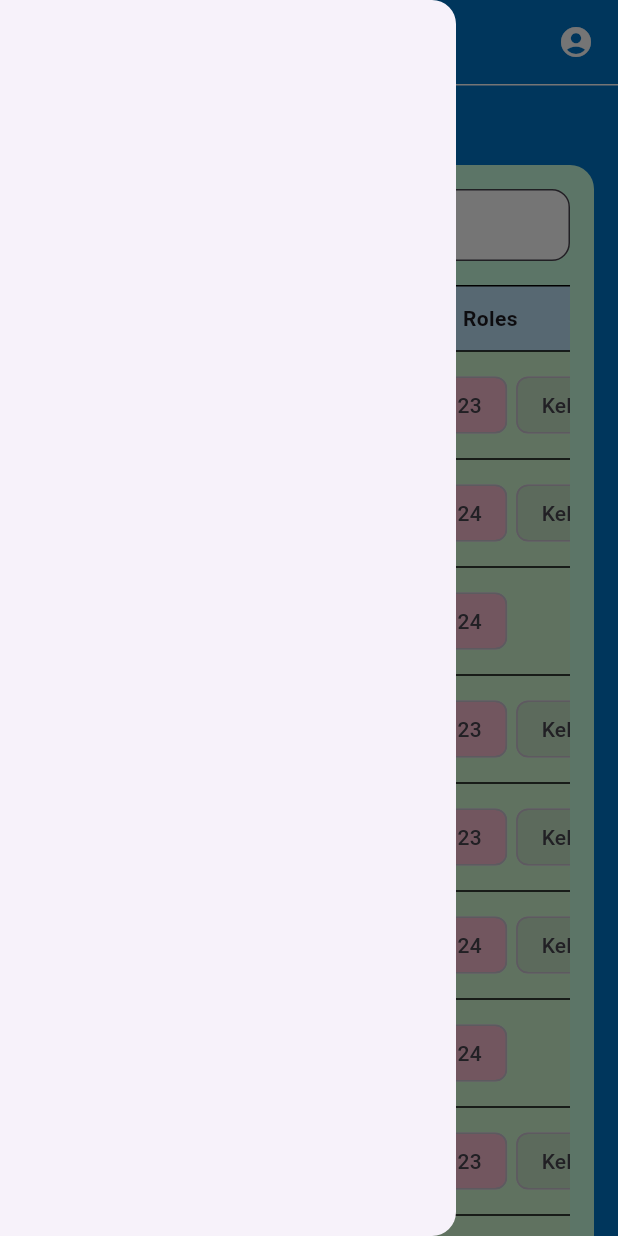
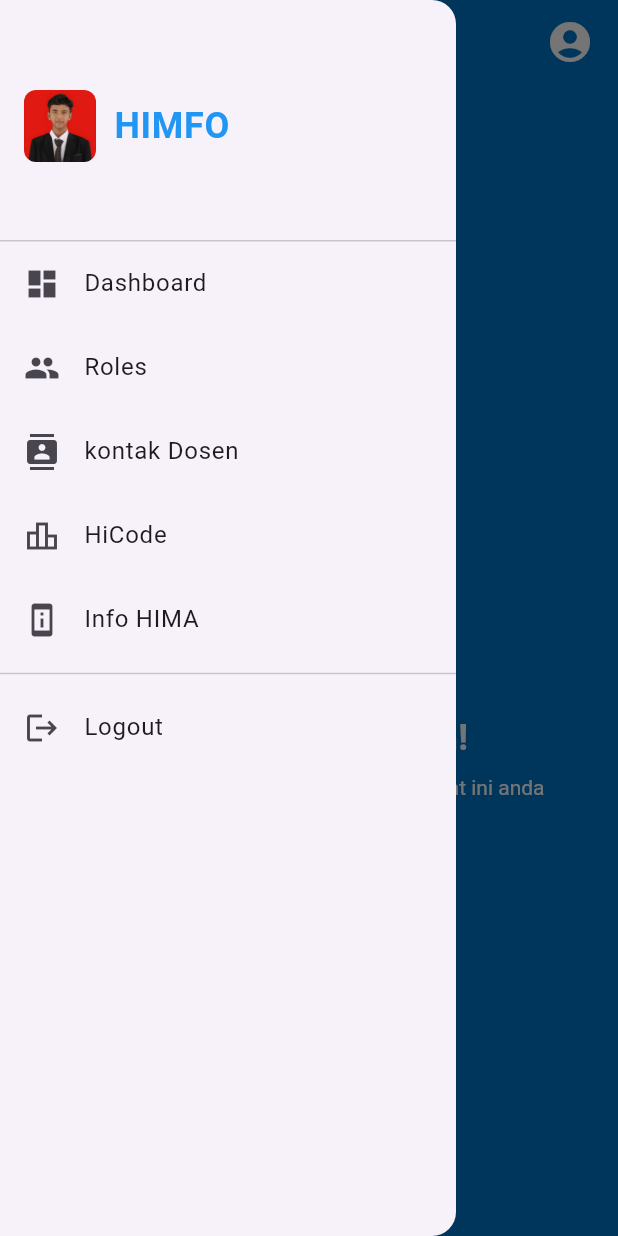
Before and after one commit to RnD-HIMTIKA/himtika-mobile-information, a Flutter app: the screen it shows after launch, with the side drawer open, on a phone screen of 412 x 824 dp. Run offline on Flutter 3.47's test engine with Material 3 defaults, Android fonts, the phone set to English and light mode, and no system bars; our stand-ins replace equatable, flutter_bloc, supabase_flutter; accounts and stored records are empty.

Commit message:
membuat pages siderbar, dashboard dan memperbaiki serta menambahkan animasi di pages roles

```diff
--- /dev/null
+++ b/lib/features/AdminPanel/presentation/pages/dashboard.dart
@@ -0,0 +1,78 @@
+import 'package:flutter/material.dart';
+import 'sidebar.dart';
+
+class Dashboard extends StatefulWidget {
+  const Dashboard({super.key});
+
+  @override
+  State<Dashboard> createState() => _DashboardState();
+}
+
+class _DashboardState extends State<Dashboard> {
+  String userName = 'Ferdi Yansah';
+  String userRole = 'RnD';
+
+  @override
+  Widget build(BuildContext context) {
+    return Scaffold(
+      backgroundColor: const Color(0xFF0175C8),
+      drawer: const Sidebar(),
+      appBar: AppBar(
+        backgroundColor: const Color(0xFF0175C8),
+        foregroundColor: Colors.white,
+        centerTitle: true,
+        title: const Text('Dashboard'),
+        actions: const [
+          Padding(
+            padding: EdgeInsets.only(right: 16),
+            child: Icon(Icons.account_circle, size: 32),
+          ),
+        ],
+      ),
+      body: Center(
+        child: SingleChildScrollView(
+          padding: const EdgeInsets.all(24),
+          child: Column(
+            mainAxisAlignment: MainAxisAlignment.center,
+            children: [
+              const CircleAvatar(
+                radius: 60,
+                backgroundColor: Colors.white,
+                child: Icon(Icons.person, size: 64, color: Colors.black45),
+              ),
+              const SizedBox(height: 24),
+              Text(
+                'Halo, $userName!',
+                style: const TextStyle(
+                  fontSize: 24,
+                  color: Colors.white,
+                  fontWeight: FontWeight.bold,
+                ),
+              ),
+              const SizedBox(height: 8),
+              RichText(
+                textAlign: TextAlign.center,
+                text: TextSpan(
+                  style: const TextStyle(color: Colors.white, fontSize: 14),
+                  children: [
+                    const TextSpan(text: 'Selamat datang di '),
+                    const TextSpan(
+                      text: 'Dashboard Admin',
+                      style: TextStyle(fontWeight: FontWeight.bold),
+                    ),
+                    const TextSpan(text: ', saat ini anda memiliki roles '),
+                    TextSpan(
+                      text: '$userRole!',
+                      style: const TextStyle(
+                          fontWeight: FontWeight.bold, color: Colors.white),
+                    ),
+                  ],
+                ),
+              ),
+            ],
+          ),
+        ),
+      ),
+    );
+  }
+}
--- a/lib/features/AdminPanel/presentation/pages/roles_page.dart
+++ b/lib/features/AdminPanel/presentation/pages/roles_page.dart
@@ -1,4 +1,5 @@
 import 'package:flutter/material.dart';
+import 'sidebar.dart';
 
 class RolesPage extends StatefulWidget {
   const RolesPage({super.key});
@@ -7,17 +8,43 @@ class RolesPage extends StatefulWidget {
   State<RolesPage> createState() => _RolesPageState();
 }
 
-class _RolesPageState extends State<RolesPage> {
+class _RolesPageState extends State<RolesPage> with SingleTickerProviderStateMixin {
+  late AnimationController _controller;
+  late Animation<double> _fade;
+
+  @override
+  void initState() {
+    super.initState();
+    _controller = AnimationController(
+      vsync: this,
+      duration: const Duration(milliseconds: 600),
+    );
+
+    _fade = CurvedAnimation(
+      parent: _controller,
+      curve: Curves.easeIn,
+    );
+
+    _controller.forward();
+  }
+
+  @override
+  void dispose() {
+    _controller.dispose();
+    super.dispose();
+  }
+
+
   String searchQuery = '';
 
   // Dummy data
-  final List<Map<String, dynamic>> dummyRoles = List.generate(10, (index) {
+  final List<Map<String, dynamic>> dummyRoles = List.generate(5, (index) {
     final usernames = ['Mishiee', 'Adriane', 'Pierro', 'Panjul', 'Menrey'];
     final roleGroups = [
       ['Angkatan 23', 'Kelas E'],
-      ['Angkatan 24', 'Kelas F', 'Sekretaris'],
-      ['Angkatan 24'],
-      ['Angkatan 23', 'Kelas F'],
+      ['Angkatan 24', 'Kelas F', 'Sekretaris', 'Sekpel'],
+      ['Angkatan 24', 'Kelas A'],
+      ['Angkatan 23', 'Kelas B'],
     ];
 
     return {
@@ -30,7 +57,7 @@ class _RolesPageState extends State<RolesPage> {
   Widget build(BuildContext context) {
     return Scaffold(
       backgroundColor: const Color(0xFF0175C8),
-      drawer: const Drawer(),
+      drawer: const Sidebar(),
       appBar: AppBar(
         foregroundColor: Colors.white,
         title: const Text('Roles'),
@@ -47,7 +74,9 @@ class _RolesPageState extends State<RolesPage> {
           child: Divider(height: 1, thickness: 1, color: Colors.white),
         ),
       ),
-      body: SingleChildScrollView(
+      body: FadeTransition(
+        opacity: _fade,
+        child: SingleChildScrollView(
           padding: const EdgeInsets.all(16),
           child: Column(
             children: [
@@ -55,6 +84,7 @@ class _RolesPageState extends State<RolesPage> {
               const SizedBox(height: 24),
               _buildRoleSection('General Roles'),
             ],
+          ),
         ),
       ),
     );
@@ -121,7 +151,7 @@ class _RolesPageState extends State<RolesPage> {
         border: TableBorder.all(color: Colors.black),
         columnWidths: const {
           0: FixedColumnWidth(180), // Username
-          1: FixedColumnWidth(230), // Roles
+          1: FixedColumnWidth(350), // Roles
           2: FixedColumnWidth(140), // Action
         },
         defaultVerticalAlignment: TableCellVerticalAlignment.middle,
@@ -159,7 +189,7 @@ class _RolesPageState extends State<RolesPage> {
           // Data Rows
       ...data.map((item) => TableRow(
             decoration:
-                    const BoxDecoration(color: Color(0xFFD2F8D2)), // light green
+                const BoxDecoration(color: Color(0xFFD2F8D2)),
             children: [
               // Username + avatar
               Padding(
--- /dev/null
+++ b/lib/features/AdminPanel/presentation/pages/sidebar.dart
@@ -0,0 +1,100 @@
+import 'package:flutter/material.dart';
+import 'dashboard.dart';
+import 'roles_page.dart';
+
+
+class Sidebar extends StatelessWidget {
+  const Sidebar({super.key});
+
+  @override
+  Widget build(BuildContext context) {
+    return Drawer(
+      child: ListView(
+        padding: EdgeInsets.zero,
+        children: [
+          DrawerHeader(
+            decoration: const BoxDecoration(
+            ),
+            margin: EdgeInsets.zero,
+            child: Row(
+              crossAxisAlignment: CrossAxisAlignment.center,
+              children: [
+                // Logo HIMFO
+                ClipRRect(
+                  borderRadius: BorderRadius.circular(8),
+                  child: Image.asset(
+                    'src/features/AdminPanel/images/himfo.jpg',
+                    width: 48,
+                    height: 48,
+                    fit: BoxFit.cover,
+                  ),
+                ),
+                const SizedBox(width: 12),
+                // Text HIMFO
+                const Flexible(
+                  child: Text(
+                    'HIMFO',
+                    style: TextStyle(
+                      color: Colors.blue,
+                      fontSize: 24,
+                      fontWeight: FontWeight.bold,
+                    ),
+                  ),
+                ),
+              ],
+            ),
+          ),
+          ListTile(
+            leading: const Icon(Icons.dashboard),
+            title: const Text('Dashboard'),
+            onTap: () {
+              Navigator.pushReplacement(
+                context,
+                MaterialPageRoute(builder: (context) => const Dashboard()),
+              );
+            },
+          ),
+          ListTile(
+            leading: const Icon(Icons.people),
+            title: const Text('Roles'),
+            onTap: () {
+              Navigator.pushReplacement(
+                context,
+                MaterialPageRoute(builder: (context) => const RolesPage()),
+              );
+            },
+          ),
+          ListTile(
+            leading: const Icon(Icons.contacts),
+            title: const Text('kontak Dosen'),
+            onTap: () {
+              Navigator.pop(context);
+            },
+          ),
+          ListTile(
+            leading: const Icon(Icons.leaderboard_outlined),
+            title: const Text('HiCode'),
+            onTap: () {
+              Navigator.pop(context);
+            },
+          ),
+          ListTile(
+            leading: const Icon(Icons.perm_device_information),
+            title: const Text('Info HIMA'),
+            onTap: () {
+              Navigator.pop(context);
+            },
+          ),
+          const Divider(),
+          ListTile(
+            leading: const Icon(Icons.logout),
+            title: const Text('Logout'),
+            onTap: () {
+              Navigator.pop(context);
+            },
+          ),
+        ],
+      ),
+    );
+  }
+}
--- a/lib/main.dart
+++ b/lib/main.dart
@@ -1,6 +1,7 @@
 import 'package:flutter/material.dart';
+import 'package:himtika_mobile_information/features/AdminPanel/presentation/pages/dashboard.dart';
 import 'core/supabase_config.dart';
-import 'features/AdminPanel/presentation/pages/roles_page.dart';
+import 'features/AdminPanel/presentation/pages/dashboard.dart';
 
 void main() async {
   WidgetsFlutterBinding.ensureInitialized();
@@ -15,7 +16,7 @@ class MyApp extends StatelessWidget {
   Widget build(BuildContext context) {
     return const MaterialApp(
       title: 'HIMTIKA App',
-      home: const RolesPage(), // Ganti nanti dengan halaman utama aplikasi
+      home: const Dashboard(), // Ganti nanti dengan halaman utama aplikasi
     );
   }
 }
--- a/pubspec.yaml
+++ b/pubspec.yaml
@@ -70,8 +70,8 @@ flutter:
   uses-material-design: true
 
   # To add assets to your application, add an assets section, like this:
-  # assets:
-  #   - images/a_dot_burr.jpeg
+  assets:
+    - src/features/AdminPanel/images/himfo.jpg
   #   - images/a_dot_ham.jpeg
 
   # An image asset can refer to one or more resolution-specific "variants", see
```
Also changed, not shown: src/features/AdminPanel/images/himfo.jpg (added). Lines whose indentation alone changed are shown as unchanged.
